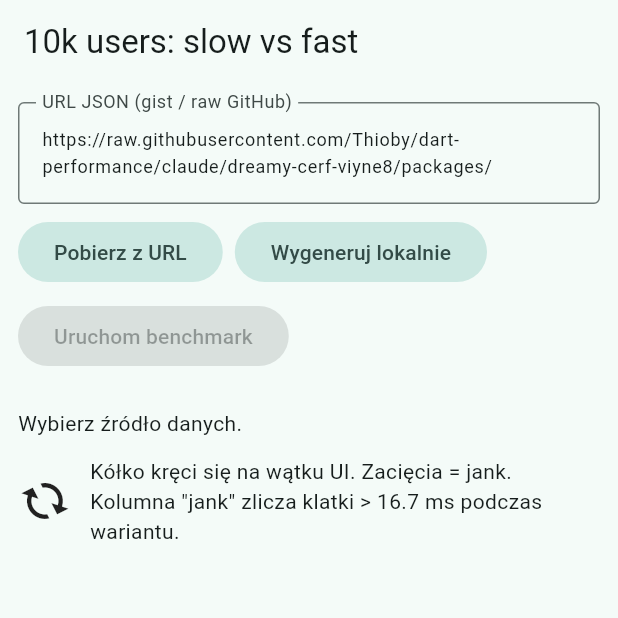
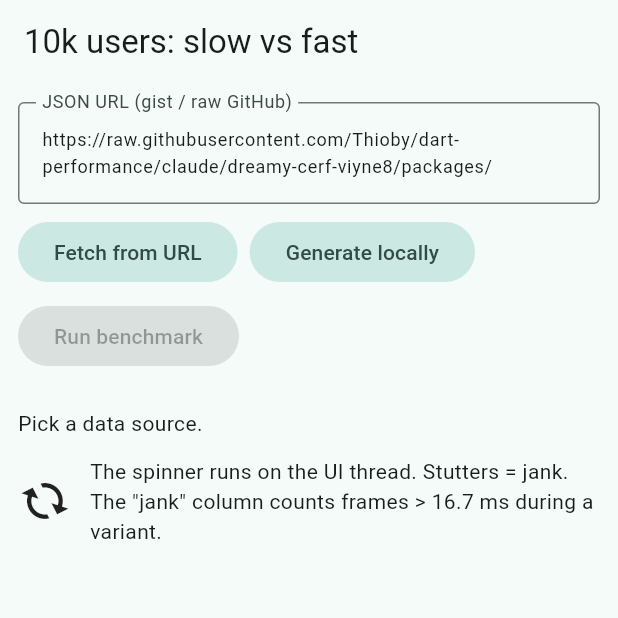
Before and after one commit to Thioby/dart-performance, a Flutter app: the screen it shows after launch, on a phone screen of 412 x 824 dp, the top half of it. Run offline on Flutter 3.47's test engine with Material 3 defaults, Android fonts, the phone set to English and light mode, and no system bars; missing offline and left inert: dart:ffi, sqlite3.

Commit message:
flutter_bench: English comments, UI strings and test
Co-Authored-By: Claude Fable 5.1 <noreply@anthropic.com>
Claude-Session: https://claude.ai/code/session_01HGFyhh3oiEb7xNwsgGHezV

```diff
--- a/flutter_bench/lib/main.dart
+++ b/flutter_bench/lib/main.dart
@@ -1,11 +1,11 @@
-// Benchmark "10k użytkowników z JSON" w Flutterze.
+// Benchmark "10k users from JSON" in Flutter.
 //
-// Ekran: źródło danych (URL gista / raw GitHub albo wbudowany generator),
-// przycisk uruchamiający warianty, tabela czasów oraz licznik janku:
-// podczas pomiaru kręci się animacja, a licznik zlicza klatki > 16.7 ms.
-// Dzięki temu widać różnicę między "parsuj na wątku UI" (animacja staje),
-// "compute() -> List<User>" (deep copy przy odbiorze też zatrzymuje UI)
-// i "Isolate.run -> TransferableTypedData" (UI płynne).
+// Screen: data source (gist URL / raw GitHub or the built-in generator),
+// a button that runs the variants, a timing table and a jank counter:
+// an animation spins during measurement and the counter tallies frames > 16.7 ms.
+// This makes the difference visible between "parse on the UI thread" (animation
+// freezes), "compute() -> List<User>" (the deep copy on receipt also stalls the UI)
+// and "Isolate.run -> TransferableTypedData" (UI stays smooth).
 import 'dart:async';
 import 'dart:convert';
 import 'dart:isolate';
@@ -28,7 +28,7 @@ class BenchApp extends StatelessWidget {
       );
 }
 
-/// Jeden wiersz wyniku na ekranie.
+/// One result row on screen.
 class RowResult {
   final String variant;
   final double ms;
@@ -37,7 +37,7 @@ class RowResult {
   const RowResult(this.variant, this.ms, this.jankFrames, this.worstFrameMs);
 }
 
-/// Liczy klatki powyżej budżetu w czasie trwania jednego pomiaru.
+/// Counts frames over budget for the duration of a single measurement.
 class JankMeter {
   int frames = 0;
   int jank = 0;
@@ -72,12 +72,12 @@ class JankMeter {
   }
 }
 
-/// Praca dla izolatów jest w funkcjach TOP-LEVEL, nie w lambdach wewnątrz
-/// `State`. Lambda zdefiniowana w metodzie klasy współdzieli kontekst z innymi
-/// closure'ami tej metody i może przechwycić `this` (dart-lang/sdk#36983 —
-/// "over-capturing"). Tu `this` to `_BenchPageState` z `AnimationController`,
-/// a `TickerFuture` jest nieprzesyłalny: `Isolate.run` rzuca
-/// "object is unsendable". ObjectBox komentuje każdy taki callback:
+/// Isolate work lives in TOP-LEVEL functions, not in lambdas inside `State`.
+/// A lambda defined in a class method shares its context with the other
+/// closures of that method and may capture `this` (dart-lang/sdk#36983 —
+/// "over-capturing"). Here `this` is `_BenchPageState` with an
+/// `AnimationController`, and `TickerFuture` is unsendable: `Isolate.run`
+/// throws "object is unsendable". ObjectBox annotates every such callback:
 /// "Static callback to avoid over-capturing".
 Future<TransferableTypedData> scanInIsolate(Uint8List bytes) => Isolate.run(
       () => TransferableTypedData.fromList([decodeColumnar(bytes).packContiguous()]),
@@ -100,7 +100,7 @@ class _BenchPageState extends State<BenchPage> with SingleTickerProviderStateMix
 
   Uint8List? _bytes;
   String _source = '';
-  String _status = 'Wybierz źródło danych.';
+  String _status = 'Pick a data source.';
   bool _running = false;
   final List<RowResult> _rows = [];
   List<String> _topNames = const [];
@@ -114,31 +114,31 @@ class _BenchPageState extends State<BenchPage> with SingleTickerProviderStateMix
     super.dispose();
   }
 
-  // ------------------------------------------------------------- źródło
+  // ------------------------------------------------------------- source
 
   Future<void> _fetch() async {
-    setState(() => _status = 'Pobieram…');
+    setState(() => _status = 'Fetching...');
     try {
       final sw = Stopwatch()..start();
       final bytes = await fetchBytes(Uri.parse(_url.text.trim()));
       sw.stop();
       setState(() {
         _bytes = bytes;
-        _source = 'sieć: ${(bytes.length / 1024).toStringAsFixed(0)} KB w ${sw.elapsedMilliseconds} ms';
-        _status = 'Dane gotowe. Uruchom benchmark.';
+        _source = 'network: ${(bytes.length / 1024).toStringAsFixed(0)} KB in ${sw.elapsedMilliseconds} ms';
+        _status = 'Data ready. Run the benchmark.';
       });
     } catch (e) {
-      setState(() => _status = 'Pobieranie nie powiodło się: $e');
+      setState(() => _status = 'Fetch failed: $e');
     }
   }
 
   Future<void> _generate() async {
-    setState(() => _status = 'Generuję 10k użytkowników w izolacie…');
+    setState(() => _status = 'Generating 10k users in an isolate...');
     final bytes = await Isolate.run(() => generateUsersJson(10000));
     setState(() {
       _bytes = bytes;
       _source = 'generator: ${(bytes.length / 1024).toStringAsFixed(0)} KB';
-      _status = 'Dane gotowe. Uruchom benchmark.';
+      _status = 'Data ready. Run the benchmark.';
     });
   }
 
@@ -148,20 +148,20 @@ class _BenchPageState extends State<BenchPage> with SingleTickerProviderStateMix
   @visibleForTesting
   List<String> get topNames => _topNames;
 
-  /// Używane przez testy widgetowe: wstrzyknięcie bajtów bez sieci.
+  /// Used by widget tests: inject bytes without the network.
   @visibleForTesting
   void loadBytes(Uint8List bytes, {String label = 'test'}) {
     setState(() {
       _bytes = bytes;
       _source = label;
-      _status = 'Dane gotowe.';
+      _status = 'Data ready.';
     });
   }
 
-  // ------------------------------------------------------------- pomiar
+  // ------------------------------------------------------------- measurement
 
-  /// Jeden wariant: start licznika janku, kilka iteracji (żeby animacja miała
-  /// szansę się zaciąć), stop. Między wariantami oddajemy klatkę UI.
+  /// One variant: start the jank meter, a few iterations (so the animation gets
+  /// a chance to stutter), stop. Between variants we yield a UI frame.
   Future<void> _runVariant(String name, Future<Object?> Function() fn, {int reps = 3}) async {
     await SchedulerBinding.instance.endOfFrame;
     _meter.start();
@@ -175,7 +175,7 @@ class _BenchPageState extends State<BenchPage> with SingleTickerProviderStateMix
       last = await fn();
       sw.stop();
       times.add(sw.elapsedMicroseconds / 1000);
-      await Future<void>.delayed(const Duration(milliseconds: 50)); // kilka klatek animacji między iteracjami
+      await Future<void>.delayed(const Duration(milliseconds: 50)); // a few animation frames between iterations
     }
     _meter.stop();
     times.sort();
@@ -192,19 +192,19 @@ class _BenchPageState extends State<BenchPage> with SingleTickerProviderStateMix
     setState(() {
       _running = true;
       _rows.clear();
-      _status = 'Benchmark w toku — obserwuj animację.';
+      _status = 'Benchmark in progress - watch the animation.';
     });
     final q = UserQuery.standard;
-    final bodyString = utf8.decode(bytes); // odpowiednik response.body
+    final bodyString = utf8.decode(bytes); // equivalent of response.body
     try {
-      // --- wątek UI
+      // --- UI thread
       await _runVariant('UI: slow (String + jsonDecode + fromJson + where)',
           () async => querySlow(decodeSlow(bodyString), q));
-      await _runVariant('UI: fused + obiekty + pętle',
+      await _runVariant('UI: fused + objects + loops',
           () async => queryObjects(decodeFused(bytes), q));
-      await _runVariant('UI: byte scanner -> kolumny',
+      await _runVariant('UI: byte scanner -> columns',
           () async => queryColumnar(decodeColumnar(bytes), q));
-      // --- izolaty
+      // --- isolates
       await _runVariant('compute(): slow -> List<User> (deep copy)', () async {
         final users = await compute(decodeSlow, bodyString);
         return querySlow(users, q);
@@ -213,11 +213,11 @@ class _BenchPageState extends State<BenchPage> with SingleTickerProviderStateMix
         final ttd = await scanInIsolate(bytes);
         return queryColumnar(UserTable.unpack(ttd.materialize()), q);
       });
-      await _runVariant('Isolate.run: cały pipeline w izolacie, wynik = top-100',
-          () => pipelineInIsolate(bytes, q)); // PipelineResult: 100 Stringów + mała mapa + bajty — tanie do skopiowania
-      setState(() => _status = 'Gotowe.');
+      await _runVariant('Isolate.run: whole pipeline in the isolate, result = top-100',
+          () => pipelineInIsolate(bytes, q)); // PipelineResult: 100 Strings + a small map + bytes - cheap to copy
+      setState(() => _status = 'Done.');
     } catch (e) {
-      setState(() => _status = 'Błąd: $e');
+      setState(() => _status = 'Error: $e');
     } finally {
       setState(() => _running = false);
     }
@@ -235,25 +235,25 @@ class _BenchPageState extends State<BenchPage> with SingleTickerProviderStateMix
         children: [
           TextField(
             controller: _url,
-            decoration: const InputDecoration(labelText: 'URL JSON (gist / raw GitHub)', border: OutlineInputBorder()),
+            decoration: const InputDecoration(labelText: 'JSON URL (gist / raw GitHub)', border: OutlineInputBorder()),
             maxLines: 2,
             style: const TextStyle(fontSize: 12),
           ),
           const SizedBox(height: 8),
           Wrap(spacing: 8, runSpacing: 8, children: [
-            FilledButton.tonal(onPressed: _running ? null : _fetch, child: const Text('Pobierz z URL')),
-            FilledButton.tonal(onPressed: _running ? null : _generate, child: const Text('Wygeneruj lokalnie')),
+            FilledButton.tonal(onPressed: _running ? null : _fetch, child: const Text('Fetch from URL')),
+            FilledButton.tonal(onPressed: _running ? null : _generate, child: const Text('Generate locally')),
             FilledButton(
               key: const Key('run'),
               onPressed: _bytes == null || _running ? null : _runAll,
-              child: const Text('Uruchom benchmark'),
+              child: const Text('Run benchmark'),
             ),
           ]),
           const SizedBox(height: 8),
           Text(_source, style: theme.textTheme.bodySmall),
           Text(_status, key: const Key('status')),
           const SizedBox(height: 12),
-          // Animacja-wskaźnik: jeśli parsowanie blokuje wątek UI, kółko staje.
+          // Indicator animation: if parsing blocks the UI thread, the spinner stops.
           Row(children: [
             RepaintBoundary(
               child: RotationTransition(
@@ -262,16 +262,16 @@ class _BenchPageState extends State<BenchPage> with SingleTickerProviderStateMix
               ),
             ),
             const SizedBox(width: 12),
-            const Expanded(child: Text('Kółko kręci się na wątku UI. Zacięcia = jank. Kolumna "jank" zlicza klatki > 16.7 ms podczas wariantu.')),
+            const Expanded(child: Text('The spinner runs on the UI thread. Stutters = jank. The "jank" column counts frames > 16.7 ms during a variant.')),
           ]),
           const SizedBox(height: 12),
           _ResultsTable(rows: _rows),
           if (_topNames.isNotEmpty) ...[
             const SizedBox(height: 12),
-            Text('Aktywni per kraj: ${_perCountry.entries.map((e) => '${e.key} ${e.value}').join(', ')}',
+            Text('Active per country: ${_perCountry.entries.map((e) => '${e.key} ${e.value}').join(', ')}',
                 style: theme.textTheme.bodySmall),
             const SizedBox(height: 8),
-            Text('Top ${_topNames.length} (PL, premium, aktywni):', style: theme.textTheme.titleSmall),
+            Text('Top ${_topNames.length} (PL, premium, active):', style: theme.textTheme.titleSmall),
             SizedBox(
               height: 200,
               child: ListView.builder(
@@ -300,7 +300,7 @@ class _ResultsTable extends StatelessWidget {
       defaultVerticalAlignment: TableCellVerticalAlignment.middle,
       children: [
         const TableRow(children: [
-          Text('Wariant', style: TextStyle(fontWeight: FontWeight.bold)),
+          Text('Variant', style: TextStyle(fontWeight: FontWeight.bold)),
           Text('ms', style: TextStyle(fontWeight: FontWeight.bold)),
           Text('jank', style: TextStyle(fontWeight: FontWeight.bold)),
           Text('vs 1', style: TextStyle(fontWeight: FontWeight.bold)),
--- a/flutter_bench/pubspec.yaml
+++ b/flutter_bench/pubspec.yaml
@@ -1,8 +1,8 @@
 name: flutter_bench
 description: >-
-  Benchmark "pobierz 10k użytkowników jako JSON i przefiltruj" na urządzeniu:
-  te same warianty co w CLI (packages/users_pipeline), plus licznik janku
-  klatek pokazujący, co dzieje się z UI, gdy parsujesz na wątku głównym.
+  Benchmark "fetch 10k users as JSON and filter them" on a device:
+  the same variants as the CLI (packages/users_pipeline), plus a jank frame
+  counter showing what happens to the UI when you parse on the main thread.
 publish_to: 'none'
 version: 0.1.0+1
 
```
Also changed, not shown: 1 other file.
